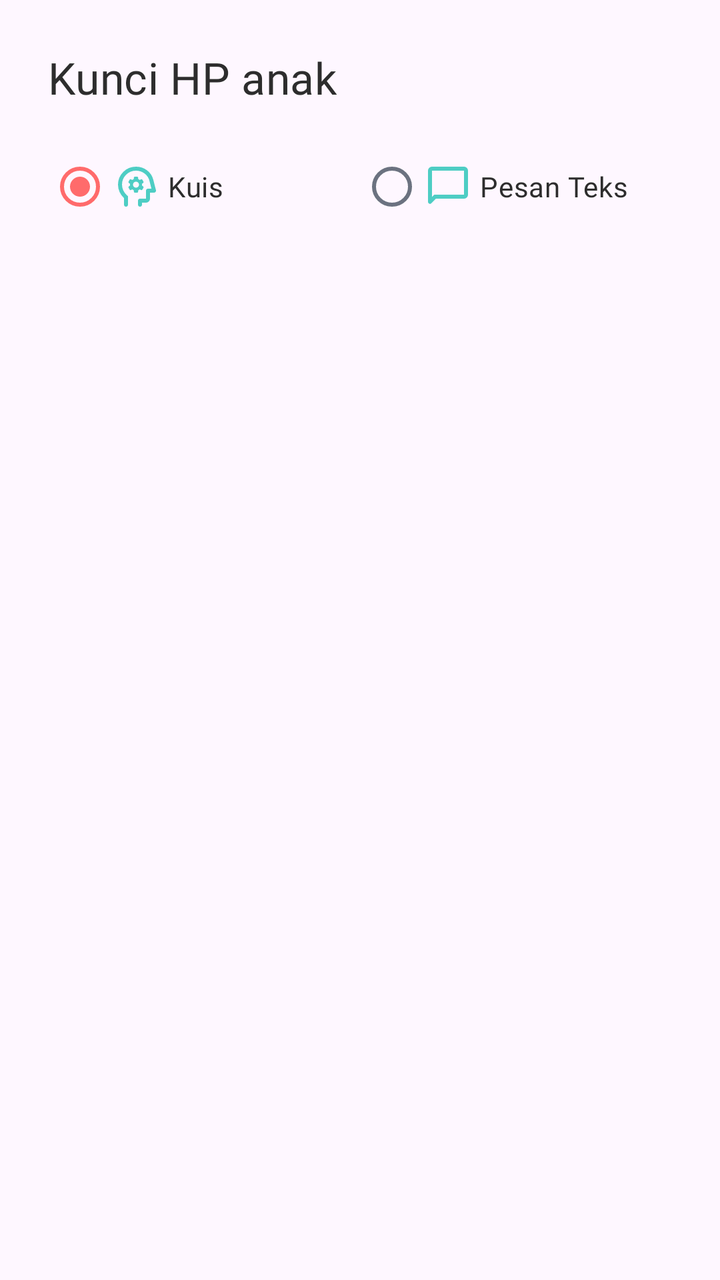
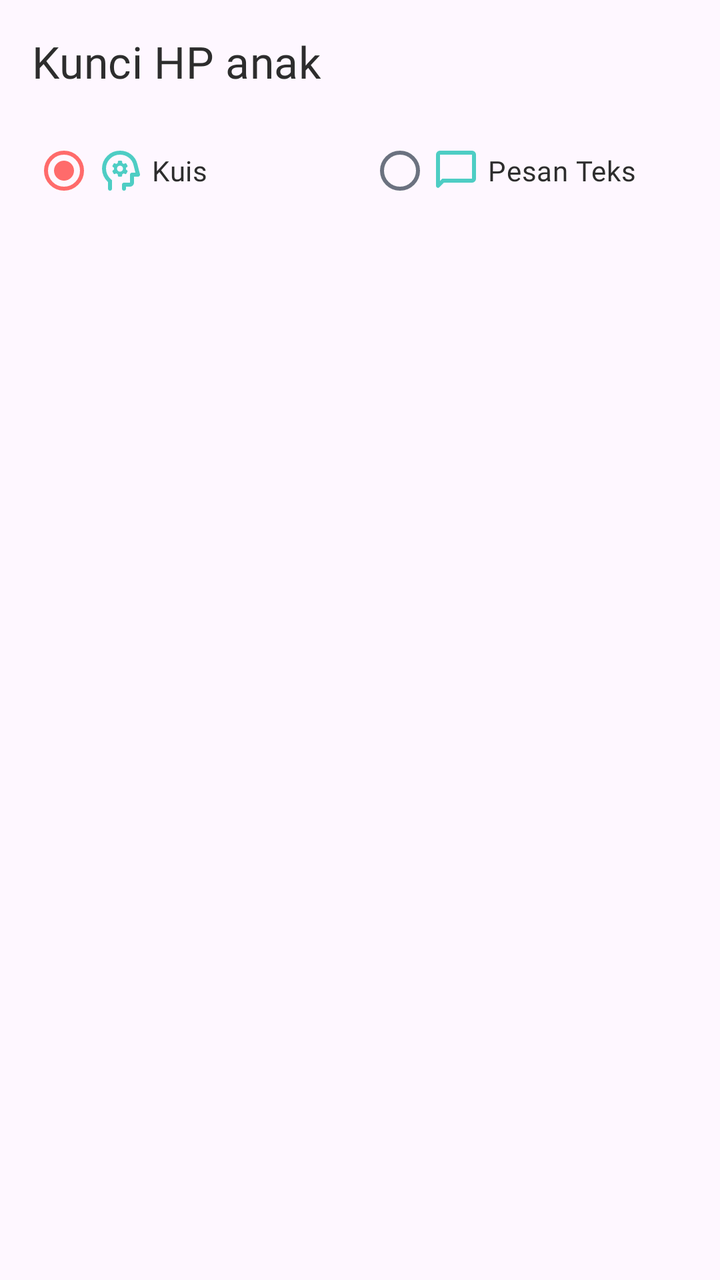

Screens rendered from an Android XML layout before and after an edit, with the pre-edit source and the edit as a unified diff.
<!-- AndroidManifest.xml: application theme Theme.Customlockscreen -->
<!-- res/layout/dialog_lock_command.xml -->
<?xml version="1.0" encoding="utf-8"?>
<LinearLayout xmlns:android="http://schemas.android.com/apk/res/android"
    xmlns:app="http://schemas.android.com/apk/res-auto"
    android:layout_width="match_parent"
    android:layout_height="wrap_content"
    android:orientation="vertical"
    android:padding="@dimen/space_lg">

    <TextView
        android:id="@+id/tvLockTarget"
        android:layout_width="match_parent"
        android:layout_height="wrap_content"
        android:text="@string/lock_dialog_title"
        android:textAppearance="@style/TextAppearance.Customlockscreen.Heading"
        android:textColor="@color/content_primary"
        android:layout_marginBottom="@dimen/space_md" />

    <RadioGroup
        android:id="@+id/radioMode"
        android:layout_width="match_parent"
        android:layout_height="wrap_content"
        android:orientation="horizontal">

        <RadioButton
            android:id="@+id/rbQuiz"
            style="@style/Widget.Customlockscreen.RadioButton"
            android:layout_width="0dp"
            android:layout_height="wrap_content"
            android:layout_weight="1"
            android:checked="true"
            android:text="@string/lock_dialog_mode_quiz"
            android:drawableStart="@drawable/ic_psychology"
            android:drawablePadding="@dimen/space_xs"
            app:drawableTint="@color/secondary" />

        <RadioButton
            android:id="@+id/rbText"
            style="@style/Widget.Customlockscreen.RadioButton"
            android:layout_width="0dp"
            android:layout_height="wrap_content"
            android:layout_weight="1"
            android:text="@string/lock_dialog_mode_text"
            android:drawableStart="@drawable/ic_chat_bubble"
            android:drawablePadding="@dimen/space_xs"
            app:drawableTint="@color/secondary" />

    </RadioGroup>

    <LinearLayout
        android:id="@+id/textSection"
        android:layout_width="match_parent"
        android:layout_height="wrap_content"
        android:orientation="vertical"
        android:visibility="gone"
        android:layout_marginTop="@dimen/space_sm">

        <TextView
            android:layout_width="wrap_content"
            android:layout_height="wrap_content"
            android:text="@string/lock_dialog_templates_label"
            android:textAppearance="@style/TextAppearance.Customlockscreen.Body"
            android:textColor="@color/content_secondary" />

        <Spinner
            android:id="@+id/spinnerTemplate"
            android:layout_width="match_parent"
            android:layout_height="48dp"
            android:background="@drawable/spinner_background"
            android:layout_marginTop="@dimen/space_sm"
            android:layout_marginBottom="@dimen/space_sm" />

        <EditText
            android:id="@+id/etTitle"
            style="@style/Widget.Customlockscreen.EditText"
            android:layout_width="match_parent"
            android:layout_height="wrap_content"
            android:layout_marginBottom="@dimen/space_sm"
            android:hint="@string/lock_dialog_title_hint"
            android:inputType="text"
            android:maxLines="1" />

        <EditText
            android:id="@+id/etText"
            style="@style/Widget.Customlockscreen.EditText"
            android:layout_width="match_parent"
            android:layout_height="wrap_content"
            android:hint="@string/lock_dialog_text_hint"
            android:inputType="textMultiLine"
            android:minLines="3"
            android:gravity="top" />

    </LinearLayout>

</LinearLayout>
<!-- resources referenced by this layout -->
<resources>
  <color name="content_primary">#2D2D2D</color>
  <color name="content_secondary">#6B7280</color>
  <color name="secondary">#4ECDC4</color>
  <dimen name="space_lg">24dp</dimen>
  <dimen name="space_md">16dp</dimen>
  <dimen name="space_sm">8dp</dimen>
  <dimen name="space_xs">4dp</dimen>
  <!-- drawable spinner_background (drawable) -->
  <?xml version="1.0" encoding="utf-8"?>
  <shape xmlns:android="http://schemas.android.com/apk/res/android">
      <solid android:color="@color/surface_base" />
      <corners android:radius="@dimen/radius_md" />
      <stroke 
          android:width="2dp" 
          android:color="@color/card_border" />
      <padding 
          android:left="12dp" 
          android:top="8dp" 
          android:right="12dp" 
          android:bottom="8dp" />
  </shape>
  <string name="lock_dialog_mode_quiz">Kuis</string>
  <string name="lock_dialog_mode_text">Pesan Teks</string>
  <string name="lock_dialog_templates_label">Template tersimpan</string>
  <string name="lock_dialog_text_hint">Pesan untuk anak</string>
  <string name="lock_dialog_title">Kunci HP anak</string>
  <string name="lock_dialog_title_hint">Judul (opsional)</string>
  <style name="TextAppearance.Customlockscreen.Body" parent="TextAppearance.Material3.BodyMedium">
          <item name="android:textSize">@dimen/text_body</item>
          <item name="android:fontFamily">@font/poppins</item>
      </style>
  <style name="TextAppearance.Customlockscreen.Heading" parent="TextAppearance.Material3.TitleMedium">
          <item name="android:textSize">@dimen/text_heading</item>
          <item name="android:fontFamily">@font/titan_one</item>
      </style>
  <style name="Widget.Customlockscreen.EditText" parent="Widget.AppCompat.EditText">
          <item name="android:background">@drawable/edittext_background</item>
          <item name="android:minHeight">48dp</item>
          <item name="android:textSize">@dimen/text_body</item>
          <item name="android:textColor">@color/content_primary</item>
          <item name="android:textColorHint">@color/content_hint</item>
          <item name="android:paddingStart">@dimen/space_md</item>
          <item name="android:paddingEnd">@dimen/space_md</item>
          <item name="android:paddingTop">@dimen/space_sm</item>
          <item name="android:paddingBottom">@dimen/space_sm</item>
      </style>
  <style name="Widget.Customlockscreen.RadioButton" parent="Widget.Material3.CompoundButton.RadioButton">
          <item name="android:buttonTint">@color/secondary</item>
          <item name="android:textColor">@color/content_primary</item>
      </style>
  <style name="Theme.Customlockscreen" parent="Base.Theme.Customlockscreen" />
  <color name="surface_base">#FFFFFFFF</color>
  <dimen name="radius_md">16dp</dimen>
  <color name="card_border">#E5E7EB</color>
  <dimen name="text_body">18sp</dimen>
  <dimen name="text_heading">22sp</dimen>
  <color name="content_hint">#A1A1AA</color>
  <color name="primary_alpha_20">#33FF6B6B</color>
  <color name="primary">#FF6B6B</color>
  <color name="input_border_hover">#A1A1AA</color>
  <color name="input_border">#E5E7EB</color>
  <color name="white">#FFFFFFFF</color>
  <color name="primary_container">#FFE3E3</color>
  <color name="secondary_container">#E4F8F6</color>
  <color name="tertiary">#FFE66D</color>
  <color name="surface_muted">#F9FAFB</color>
  <color name="error">#FF6B6B</color>
  <style name="Widget.Customlockscreen.Tooltip" parent="Widget.Material3.Tooltip">
          <item name="android:background">@drawable/tooltip_background</item>
          <item name="android:textColor">@color/white</item>
      </style>
  <!-- drawable tooltip_background (drawable) -->
  <?xml version="1.0" encoding="utf-8"?>
  <shape xmlns:android="http://schemas.android.com/apk/res/android"
      android:shape="rectangle">
      <solid android:color="@color/tooltip_bg" />
      <corners android:radius="@dimen/radius_md" />
  </shape>
  <color name="tooltip_bg">#2D2D2D</color>
  <!-- unchanged entries left out for length: 4 -->
</resources>

<!-- the commit's change to res/layout/dialog_lock_command.xml (unified diff, before → after) -->
@@ -4,7 +4,7 @@
     android:layout_width="match_parent"
     android:layout_height="wrap_content"
     android:orientation="vertical"
-    android:padding="@dimen/space_lg">
+    android:padding="@dimen/space_md">
 
     <TextView
         android:id="@+id/tvLockTarget"
@@ -19,7 +19,9 @@
         android:id="@+id/radioMode"
         android:layout_width="match_parent"
         android:layout_height="wrap_content"
-        android:orientation="horizontal">
+        android:orientation="horizontal"
+        android:baselineAligned="false"
+        android:layout_marginBottom="@dimen/space_md">
 
         <RadioButton
             android:id="@+id/rbQuiz"
@@ -27,6 +29,7 @@
             android:layout_width="0dp"
             android:layout_height="wrap_content"
             android:layout_weight="1"
+            android:layout_marginEnd="@dimen/space_sm"
             android:checked="true"
             android:text="@string/lock_dialog_mode_quiz"
             android:drawableStart="@drawable/ic_psychology"
@@ -51,30 +54,29 @@
         android:layout_width="match_parent"
         android:layout_height="wrap_content"
         android:orientation="vertical"
-        android:visibility="gone"
-        android:layout_marginTop="@dimen/space_sm">
+        android:visibility="gone">
 
         <TextView
             android:layout_width="wrap_content"
             android:layout_height="wrap_content"
             android:text="@string/lock_dialog_templates_label"
             android:textAppearance="@style/TextAppearance.Customlockscreen.Body"
-            android:textColor="@color/content_secondary" />
+            android:textColor="@color/content_secondary"
+            android:layout_marginBottom="@dimen/space_sm" />
 
         <Spinner
             android:id="@+id/spinnerTemplate"
             android:layout_width="match_parent"
             android:layout_height="48dp"
             android:background="@drawable/spinner_background"
-            android:layout_marginTop="@dimen/space_sm"
-            android:layout_marginBottom="@dimen/space_sm" />
+            android:layout_marginBottom="@dimen/space_md" />
 
         <EditText
             android:id="@+id/etTitle"
             style="@style/Widget.Customlockscreen.EditText"
             android:layout_width="match_parent"
             android:layout_height="wrap_content"
-            android:layout_marginBottom="@dimen/space_sm"
+            android:layout_marginBottom="@dimen/space_md"
             android:hint="@string/lock_dialog_title_hint"
             android:inputType="text"
             android:maxLines="1" />
<!-- resource entries referenced after the edit -->
@@ -3,7 +3,6 @@
   <color name="content_primary">#2D2D2D</color>
   <color name="content_secondary">#6B7280</color>
   <color name="secondary">#4ECDC4</color>
-  <dimen name="space_lg">24dp</dimen>
   <dimen name="space_md">16dp</dimen>
   <dimen name="space_sm">8dp</dimen>
   <dimen name="space_xs">4dp</dimen>
